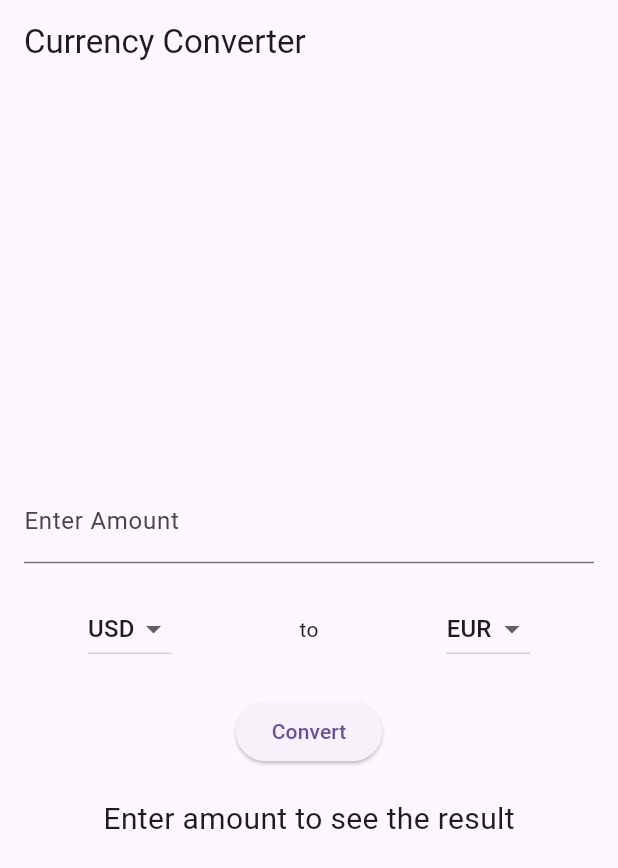
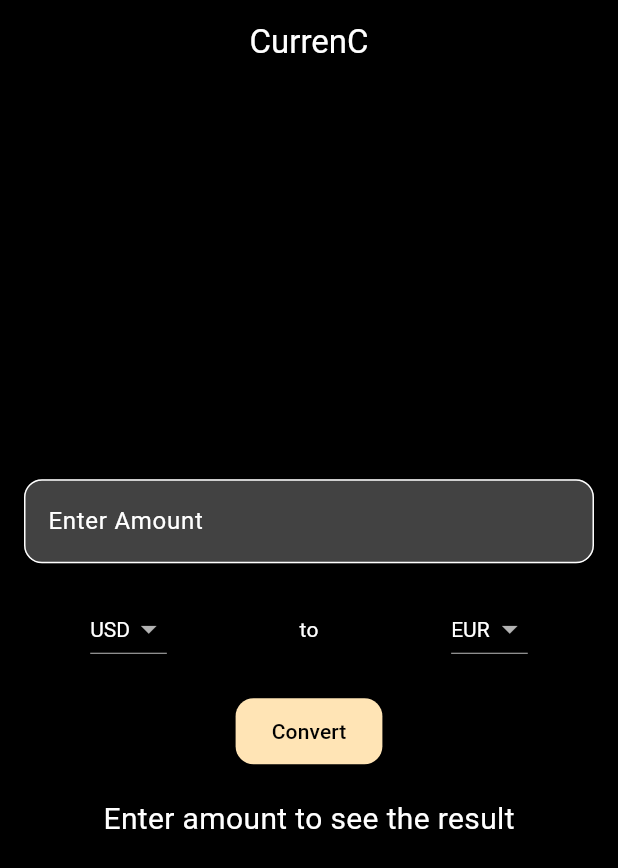
Before and after one commit to leonwendt/Programmierung-2-speedrun, a Flutter app: the screen it shows after launch, on a phone screen of 412 x 824 dp. Shown: the top 868 px of the screen. Run offline on Flutter 3.47's test engine with Material 3 defaults, Android fonts, the phone set to English and light mode, and no system bars.

Commit message:
Updated UI

```diff
--- a/lib/main.dart
+++ b/lib/main.dart
@@ -10,9 +10,28 @@
   @override
   Widget build(BuildContext context) {
     return MaterialApp(
-      title: 'Currency Converter',
+      title: 'CurrenC',
       theme: ThemeData(
-        primarySwatch: Colors.blue,
+        brightness: Brightness.dark, // Setzt das Thema auf dunkel
+        primarySwatch: Colors.blueGrey,
+        colorScheme: ColorScheme.dark(
+          secondary: Color(0xFFFFE4B5), // Cremefarbener Akzent
+        ),
+        scaffoldBackgroundColor: Colors.black, // Hintergrund der App auf schwarz
+        textTheme: const TextTheme(
+          bodyLarge: TextStyle(color: Colors.white),
+          bodyMedium: TextStyle(color: Colors.white70),
+        ),
+        elevatedButtonTheme: ElevatedButtonThemeData(
+          style: ElevatedButton.styleFrom(
+            backgroundColor: Color(0xFFFFE4B5), // Cremefarbe für Buttons
+            foregroundColor: Colors.black, // Textfarbe auf Buttons
+            padding: const EdgeInsets.symmetric(horizontal: 24, vertical: 12),
+            shape: RoundedRectangleBorder(
+              borderRadius: BorderRadius.circular(12),
+            ),
+          ),
+        ),
       ),
       home: const HomePage(),
     );
@@ -32,7 +51,6 @@
   String _toCurrency = 'EUR';
   double _result = 0.0;
 
-  // Fake exchange rates for demo purposes
   final Map<String, double> exchangeRates = {
     'USD': 1.0,
     'EUR': 0.85,
@@ -40,7 +58,6 @@
     'INR': 74.0,
   };
 
-  // Convert function for calculation
   void _convertCurrency() {
     double amount = double.tryParse(_amountController.text) ?? 0.0;
     double fromRate = exchangeRates[_fromCurrency]!;
@@ -54,7 +71,9 @@
   Widget build(BuildContext context) {
     return Scaffold(
       appBar: AppBar(
-        title: const Text('Currency Converter'),
+        title: const Text('CurrenC'),
+        backgroundColor: Colors.black87,
+        centerTitle: true,
       ),
       body: Padding(
         padding: const EdgeInsets.all(16.0),
@@ -64,9 +83,17 @@
             TextField(
               controller: _amountController,
               keyboardType: TextInputType.number,
-              decoration: const InputDecoration(
+              decoration: InputDecoration(
                 labelText: 'Enter Amount',
+                labelStyle: const TextStyle(color: Colors.white),
+                filled: true,
+                fillColor: Colors.grey[800], // Textfeld Hintergrund dunkel
+                border: OutlineInputBorder(
+                  borderRadius: BorderRadius.circular(12),
+                  borderSide: const BorderSide(color: Colors.white),
+                ),
               ),
+              style: const TextStyle(color: Colors.white),
             ),
             const SizedBox(height: 20),
             Row(
@@ -85,8 +112,13 @@
                       _fromCurrency = newValue!;
                     });
                   },
+                  dropdownColor: Colors.grey[850], // Dropdown-Hintergrund dunkel
+                  style: const TextStyle(color: Colors.white), // Textfarbe im Dropdown
                 ),
-                const Text('to'),
+                const Text(
+                  'to',
+                  style: TextStyle(color: Colors.white),
+                ),
                 DropdownButton<String>(
                   value: _toCurrency,
                   items: exchangeRates.keys.map((String value) {
@@ -100,6 +132,8 @@
                       _toCurrency = newValue!;
                     });
                   },
+                  dropdownColor: Colors.grey[850], // Dropdown-Hintergrund dunkel
+                  style: const TextStyle(color: Colors.white), // Textfarbe im Dropdown
                 ),
               ],
             ),
@@ -113,7 +147,7 @@
               _result == 0.0
                   ? 'Enter amount to see the result'
                   : 'Result: $_result $_toCurrency',
-              style: const TextStyle(fontSize: 20),
+              style: const TextStyle(fontSize: 20, color: Colors.white),
             ),
           ],
         ),
```
